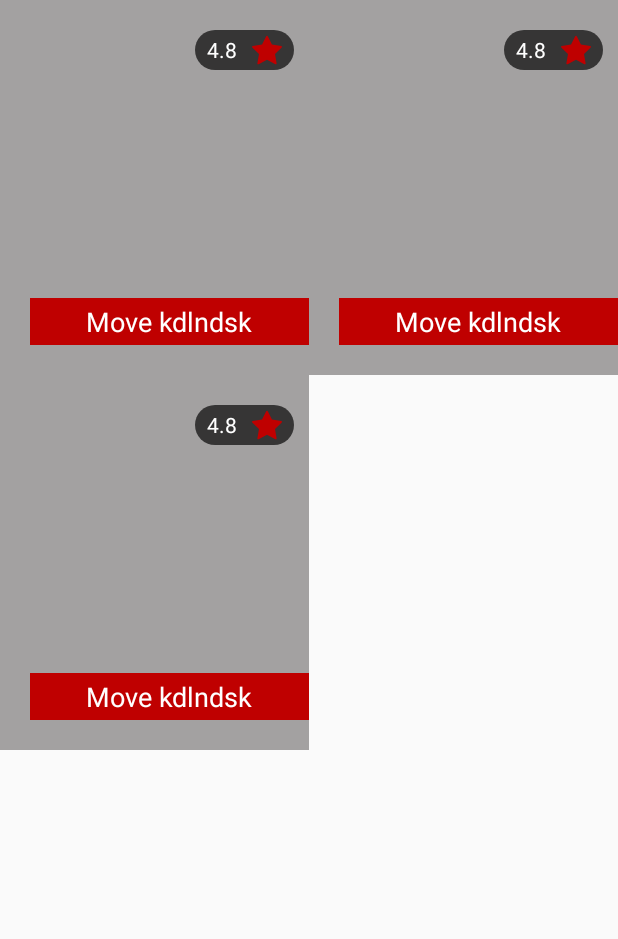
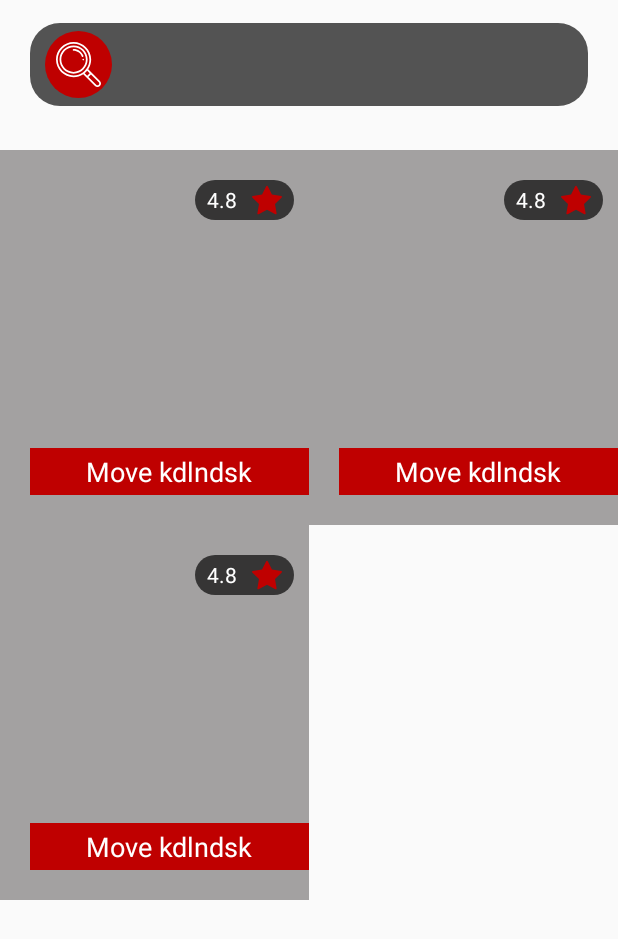
Before and after one commit to ashraf-atef/Movie-App2.0.0, an Android app: the layout fragment_movies_fragmment.xml on its own in the app's theme, with its tools: preview values and no code run, on a phone screen of 412 x 824 dp. Shown: the top 939 px of the screen. Run offline under Robolectric (Android 15) with nearby library versions, the phone set to English and light mode, and no system bars; plain views replace EpoxyRecyclerView.

Commit message:
Implement search using left join

```diff
--- a/app/src/main/java/com/ashraf/movie/discovery/DiscoveryConst.kt
+++ b/app/src/main/java/com/ashraf/movie/discovery/DiscoveryConst.kt
@@ -1,3 +1,4 @@
 package com.ashraf.movie.discovery
 
 const val PAGE_SIZE = 20
+const val SEARCH_YEAR_LIMIT = 5
--- a/app/src/main/java/com/ashraf/movie/discovery/data/MoviesRepository.kt
+++ b/app/src/main/java/com/ashraf/movie/discovery/data/MoviesRepository.kt
@@ -12,4 +12,6 @@ class MoviesRepository(private val moviesLocalDataSource: MoviesLocalDataSource)
         .doOnSuccess { pageNumber++ }
 
     fun getCount(): Observable<Int> = moviesLocalDataSource.getCount()
+
+    fun search(text: String): Single<List<Movie>> = moviesLocalDataSource.search(text)
 }
--- a/app/src/main/java/com/ashraf/movie/discovery/data/local/MovieDao.kt
+++ b/app/src/main/java/com/ashraf/movie/discovery/data/local/MovieDao.kt
@@ -4,6 +4,7 @@ import androidx.room.Dao
 import androidx.room.Insert
 import androidx.room.OnConflictStrategy
 import androidx.room.Query
+import com.ashraf.movie.discovery.SEARCH_YEAR_LIMIT
 import io.reactivex.Completable
 import io.reactivex.Observable
 import io.reactivex.Single
@@ -13,9 +14,18 @@ interface MovieDao {
     @Insert(onConflict = OnConflictStrategy.REPLACE)
     fun insert(movies: List<Movie>): Completable
 
-    @Query("SELECT * FROM Movie ORDER By year, rating DESC LIMIT :offset, :pageSize")
+    @Query("SELECT * FROM Movie $ORDER_CONDITION  LIMIT :offset, :pageSize")
     fun getMovies(offset: Int, pageSize: Int): Single<List<Movie>>
 
     @Query("SELECT count(*) FROM Movie")
     fun getCount(): Observable<Int>
+
+    @Query(
+        "SELECT DISTINCT year FROM Movie AS first left join " +
+                " SELECT * from Movie as second where first.year = second.year" +
+                " AND title like '%:text' AND year = :year $ORDER_CONDITION LIMIT $SEARCH_YEAR_LIMIT"
+    )
+    fun searchByTitle(text: String): Single<List<Movie>>
 }
+
+const val ORDER_CONDITION: String = "ORDER By year, rating DESC"
--- a/app/src/main/java/com/ashraf/movie/discovery/data/local/MoviesLocalDataSource.kt
+++ b/app/src/main/java/com/ashraf/movie/discovery/data/local/MoviesLocalDataSource.kt
@@ -10,4 +10,6 @@ class MoviesLocalDataSource(val movieDao: MovieDao) {
         movieDao.getMovies(PAGE_SIZE * page - 1, PAGE_SIZE);
 
     fun getCount(): Observable<Int> = movieDao.getCount()
+
+    fun search(text: String): Single<List<Movie>> = movieDao.searchByTitle(text)
 }
--- a/app/src/main/java/com/ashraf/movie/discovery/movies/MoviesFragment.kt
+++ b/app/src/main/java/com/ashraf/movie/discovery/movies/MoviesFragment.kt
@@ -1,13 +1,12 @@
 package com.ashraf.movie.discovery.movies
 
 import android.os.Bundle
+import android.text.Editable
+import android.text.TextWatcher
 import android.view.View
 import com.airbnb.epoxy.AsyncEpoxyController
 import com.airbnb.epoxy.AutoModel
-import com.airbnb.mvrx.BaseMvRxFragment
-import com.airbnb.mvrx.Loading
-import com.airbnb.mvrx.fragmentViewModel
-import com.airbnb.mvrx.withState
+import com.airbnb.mvrx.*
 import com.ashraf.movie.R
 import com.ashraf.movie.discovery.data.local.Movie
 import com.ashraf.movie.discovery.movies.epoxy.LoadingModelModel_
@@ -25,7 +24,11 @@ class MoviesFragment : BaseMvRxFragment(R.layout.fragment_movies_fragmment) {
             override fun buildModels() {
                 withState(moviesViewModel) {
                     // Add Movies
-                    (if (it.filterText.isEmpty()) it.movies else it.filteredMovies)
+                    (when {
+                        it.filterText.isEmpty() -> it.movies
+                        it.filteredMoviesRequest is Success -> (it.filteredMoviesRequest)()
+                        else -> listOf()
+                    })
                         .forEach { item: Movie ->
                             movie {
                                 id("movie", item.title)
@@ -55,6 +58,19 @@ class MoviesFragment : BaseMvRxFragment(R.layout.fragment_movies_fragmment) {
                 moviesViewModel.getMovies()
             }
         })
+
+        et_search.addTextChangedListener( object : TextWatcher {
+            override fun afterTextChanged(s: Editable?) {
+            }
+
+            override fun beforeTextChanged(s: CharSequence?, start: Int, count: Int, after: Int) {
+            }
+
+            override fun onTextChanged(s: CharSequence?, start: Int, before: Int, count: Int) {
+                moviesViewModel.onSearch(s.toString())
+            }
+
+        })
     }
 
     override fun invalidate() {
--- a/app/src/main/java/com/ashraf/movie/discovery/movies/MoviesState.kt
+++ b/app/src/main/java/com/ashraf/movie/discovery/movies/MoviesState.kt
@@ -10,10 +10,6 @@ data class MoviesState(
      * A list that presents all movies displayed in the screen
      */
     val movies: List<Movie> = listOf(),
-    /**
-     * A list presents the filtered list after the search or any filters
-     */
-    val filteredMovies: List<Movie> = listOf(),
     /**
      * The text of filter or search
      */
--- a/app/src/main/java/com/ashraf/movie/discovery/movies/MoviesViewModel.kt
+++ b/app/src/main/java/com/ashraf/movie/discovery/movies/MoviesViewModel.kt
@@ -50,6 +50,17 @@ class MoviesViewModel(
             }
     }
 
+    fun onSearch(text: String) {
+        moviesRepository.search(text)
+            .subscribeOn(Schedulers.io())
+            .execute {
+                copy(
+                    filterText = text,
+                    filteredMoviesRequest = it
+                )
+            }
+    }
+
     companion object : MvRxViewModelFactory<MoviesViewModel, MoviesState> {
         override fun create(
             viewModelContext: ViewModelContext,
--- /dev/null
+++ b/app/src/main/res/drawable/ic_close.xml
@@ -0,0 +1,14 @@
+<?xml version="1.0" encoding="utf-8"?>
+<vector xmlns:android="http://schemas.android.com/apk/res/android"
+    android:width="30dp"
+    android:height="30dp"
+    android:viewportWidth="511.995"
+    android:viewportHeight="511.995">
+
+    <path
+        android:fillColor="#ffffff"
+        android:pathData="M437.126,74.939c-99.826-99.826-262.307-99.826-362.133,0C26.637,123.314,0,187.617,0,256.005 s26.637,132.691,74.993,181.047c49.923,49.923,115.495,74.874,181.066,74.874s131.144-24.951,181.066-74.874 C536.951,337.226,536.951,174.784,437.126,74.939z M409.08,409.006c-84.375,84.375-221.667,84.375-306.042,0 c-40.858-40.858-63.37-95.204-63.37-153.001s22.512-112.143,63.37-153.021c84.375-84.375,221.667-84.355,306.042,0 C493.435,187.359,493.435,324.651,409.08,409.006z" />
+    <path
+        android:fillColor="#ffffff"
+        android:pathData="M341.525,310.827l-56.151-56.071l56.151-56.071c7.735-7.735,7.735-20.29,0.02-28.046 c-7.755-7.775-20.31-7.755-28.065-0.02l-56.19,56.111l-56.19-56.111c-7.755-7.735-20.31-7.755-28.065,0.02 c-7.735,7.755-7.735,20.31,0.02,28.046l56.151,56.071l-56.151,56.071c-7.755,7.735-7.755,20.29-0.02,28.046 c3.868,3.887,8.965,5.811,14.043,5.811s10.155-1.944,14.023-5.792l56.19-56.111l56.19,56.111 c3.868,3.868,8.945,5.792,14.023,5.792c5.078,0,10.175-1.944,14.043-5.811C349.28,331.117,349.28,318.562,341.525,310.827z" />
+</vector>
--- /dev/null
+++ b/app/src/main/res/drawable/ic_search.xml
@@ -0,0 +1,20 @@
+<?xml version="1.0" encoding="utf-8"?>
+<vector xmlns:android="http://schemas.android.com/apk/res/android"
+    android:width="30dp"
+    android:height="30dp"
+    android:viewportWidth="512"
+    android:viewportHeight="512">
+
+    <path
+        android:fillColor="#ffffff"
+        android:pathData="M310,190c-5.52,0-10,4.48-10,10s4.48,10,10,10c5.52,0,10-4.48,10-10S315.52,190,310,190z" />
+    <path
+        android:fillColor="#ffffff"
+        android:pathData="M500.281,443.719l-133.48-133.48C388.546,277.485,400,239.555,400,200C400,89.72,310.28,0,200,0S0,89.72,0,200 s89.72,200,200,200c39.556,0,77.486-11.455,110.239-33.198l36.895,36.895c0.005,0.005,0.01,0.01,0.016,0.016l96.568,96.568 C451.276,507.838,461.319,512,472,512c10.681,0,20.724-4.162,28.278-11.716C507.837,492.731,512,482.687,512,472 S507.837,451.269,500.281,443.719z M305.536,345.727c0,0.001-0.001,0.001-0.002,0.002C274.667,368.149,238.175,380,200,380 c-99.252,0-180-80.748-180-180S100.748,20,200,20s180,80.748,180,180c0,38.175-11.851,74.667-34.272,105.535 C334.511,320.988,320.989,334.511,305.536,345.727z M326.516,354.793c10.35-8.467,19.811-17.928,28.277-28.277l28.371,28.371 c-8.628,10.183-18.094,19.65-28.277,28.277L326.516,354.793z M486.139,486.139c-3.78,3.78-8.801,5.861-14.139,5.861 s-10.359-2.081-14.139-5.861l-88.795-88.795c10.127-8.691,19.587-18.15,28.277-28.277l88.798,88.798 C489.919,461.639,492,466.658,492,472C492,477.342,489.919,482.361,486.139,486.139z" />
+    <path
+        android:fillColor="#ffffff"
+        android:pathData="M200,40c-88.225,0-160,71.775-160,160s71.775,160,160,160s160-71.775,160-160S288.225,40,200,40z M200,340 c-77.196,0-140-62.804-140-140S122.804,60,200,60s140,62.804,140,140S277.196,340,200,340z" />
+    <path
+        android:fillColor="#ffffff"
+        android:pathData="M312.065,157.073c-8.611-22.412-23.604-41.574-43.36-55.413C248.479,87.49,224.721,80,200,80c-5.522,0-10,4.478-10,10 c0,5.522,4.478,10,10,10c41.099,0,78.631,25.818,93.396,64.247c1.528,3.976,5.317,6.416,9.337,6.416 c1.192,0,2.405-0.215,3.584-0.668C311.472,168.014,314.046,162.229,312.065,157.073z" />
+</vector>
--- /dev/null
+++ b/app/src/main/res/drawable/shape_accent_circle.xml
@@ -0,0 +1,7 @@
+<?xml version="1.0" encoding="utf-8"?>
+<shape
+    android:shape="oval"
+    xmlns:android="http://schemas.android.com/apk/res/android">
+    <solid android:color="@color/colorAccent"/>
+    <corners android:radius="20dp" />
+</shape>
--- a/app/src/main/res/layout/fragment_movies_fragmment.xml
+++ b/app/src/main/res/layout/fragment_movies_fragmment.xml
@@ -1,5 +1,4 @@
-<FrameLayout
-    xmlns:android="http://schemas.android.com/apk/res/android"
+<androidx.constraintlayout.widget.ConstraintLayout xmlns:android="http://schemas.android.com/apk/res/android"
     xmlns:app="http://schemas.android.com/apk/res-auto"
     xmlns:tools="http://schemas.android.com/tools"
     android:layout_width="match_parent"
@@ -10,7 +9,64 @@
         android:id="@+id/rv_movies"
         android:layout_width="match_parent"
         android:layout_height="match_parent"
+        android:clipToPadding="false"
+        android:paddingTop="100dp"
+        app:layoutManager="androidx.recyclerview.widget.GridLayoutManager"
         app:spanCount="@integer/span_count"
-        app:layoutManager="androidx.recyclerview.widget.GridLayoutManager"
         tools:listitem="@layout/item_movie" />
-</FrameLayout>
+
+    <androidx.constraintlayout.widget.ConstraintLayout
+        android:layout_width="0dp"
+        android:layout_height="wrap_content"
+        android:layout_marginStart="20dp"
+        android:layout_marginTop="15dp"
+        android:layout_marginEnd="20dp"
+        android:background="@drawable/shape_transparent_black_10_radius_corner"
+        android:paddingStart="10dp"
+        android:paddingTop="5dp"
+        android:paddingEnd="10dp"
+        android:paddingBottom="5dp"
+        app:layout_constraintEnd_toEndOf="parent"
+        app:layout_constraintHorizontal_bias="1"
+        app:layout_constraintStart_toStartOf="parent"
+        app:layout_constraintTop_toTopOf="parent">
+
+        <ImageView
+            android:id="@+id/iv_search"
+            android:layout_width="wrap_content"
+            android:layout_height="wrap_content"
+            android:background="@drawable/shape_accent_circle"
+            android:padding="7dp"
+            android:src="@drawable/ic_search"
+            app:layout_constraintBottom_toBottomOf="parent"
+            app:layout_constraintStart_toStartOf="parent"
+            app:layout_constraintTop_toTopOf="parent" />
+
+        <EditText
+            android:id="@+id/et_search"
+            android:layout_width="0dp"
+            android:layout_height="wrap_content"
+            android:layout_marginStart="10dp"
+            android:layout_marginEnd="10dp"
+            app:layout_constraintBottom_toBottomOf="parent"
+            app:layout_constraintEnd_toStartOf="@id/iv_close"
+            app:layout_constraintStart_toEndOf="@id/iv_search"
+            app:layout_constraintTop_toTopOf="parent" />
+
+        <ImageView
+            android:id="@+id/iv_close"
+            android:layout_width="wrap_content"
+            android:layout_height="wrap_content"
+            android:src="@drawable/ic_close"
+            app:layout_constraintBottom_toBottomOf="parent"
+            app:layout_constraintEnd_toEndOf="parent"
+            app:layout_constraintTop_toTopOf="parent" />
+
+        <androidx.constraintlayout.widget.Group
+            android:layout_width="wrap_content"
+            android:layout_height="wrap_content"
+            android:visibility="gone"
+            app:constraint_referenced_ids="et_search,iv_close"/>
+    </androidx.constraintlayout.widget.ConstraintLayout>
+
+</androidx.constraintlayout.widget.ConstraintLayout>
```
